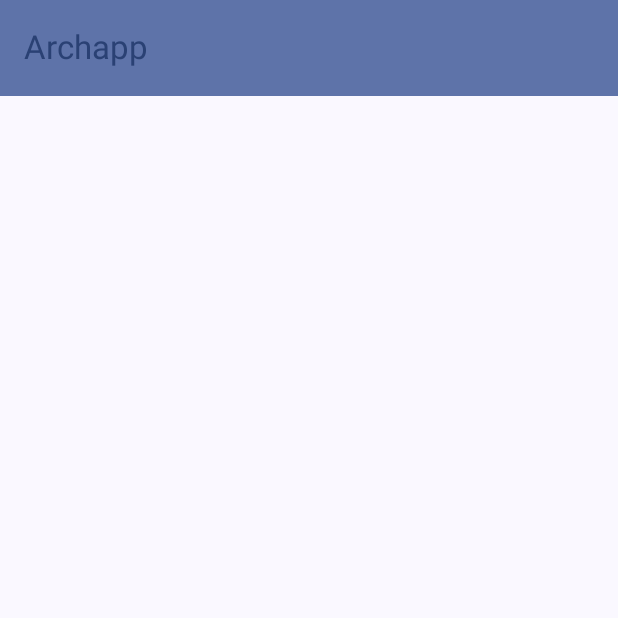
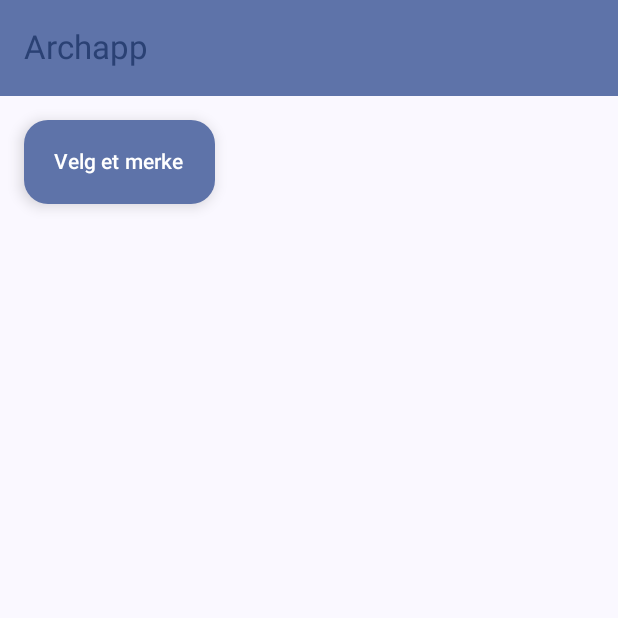
Before and after one commit to erlenste/AppArch2, an Android app built with Jetpack Compose: the screen it shows after launch (MainActivity), on a phone screen of 412 x 824 dp, the top half of it. Run offline under Robolectric (Android 15) with nearby library versions, the phone set to English and light mode, and no system bars.

```diff
--- a/app/build.gradle.kts
+++ b/app/build.gradle.kts
@@ -58,4 +58,8 @@ dependencies {
     debugImplementation(libs.androidx.ui.test.manifest)
 
     implementation("androidx.lifecycle:lifecycle-viewmodel-compose:2.8.5")
+
+    implementation("com.squareup.retrofit2:retrofit:2.9.0")
+    implementation("com.squareup.retrofit2:converter-gson:2.9.0")
+    implementation("com.squareup.okhttp3:logging-interceptor:4.10.0")
 }
--- a/app/src/main/AndroidManifest.xml
+++ b/app/src/main/AndroidManifest.xml
@@ -1,6 +1,8 @@
 <?xml version="1.0" encoding="utf-8"?>
 <manifest xmlns:android="http://schemas.android.com/apk/res/android"
     xmlns:tools="http://schemas.android.com/tools">
+
+    <uses-permission android:name="android.permission.INTERNET"/>
 
     <application
         android:allowBackup="true"
--- a/app/src/main/java/com/itera/erlenste/apparch2/ArchViewModel.kt
+++ b/app/src/main/java/com/itera/erlenste/apparch2/ArchViewModel.kt
@@ -1,7 +1,27 @@
 package com.itera.erlenste.apparch2
 
 import androidx.lifecycle.ViewModel
+import androidx.lifecycle.viewModelScope
+import com.itera.erlenste.apparch2.data.datasource.VehicleDatasource
+import com.itera.erlenste.apparch2.data.model.VehicleResponse
+import com.itera.erlenste.apparch2.data.repository.VehicleRepository
+import kotlinx.coroutines.flow.MutableStateFlow
+import kotlinx.coroutines.flow.StateFlow
+import kotlinx.coroutines.flow.asStateFlow
+import kotlinx.coroutines.launch
 
 class ArchViewModel : ViewModel() {
+
     //TODO: implement viewmodel
+    private val vehicleRepository = VehicleRepository(VehicleDatasource())
+
+    private val _vehicleResponse = MutableStateFlow<VehicleResponse?>(null)
+    val vehicleResponse: StateFlow<VehicleResponse?> = _vehicleResponse.asStateFlow()
+
+
+    fun getVehicleResponse(brand: String) {
+        viewModelScope.launch {
+            _vehicleResponse.value = vehicleRepository.getVehicleResponse(brand)
+        }
+    }
 }
--- a/app/src/main/java/com/itera/erlenste/apparch2/MainActivity.kt
+++ b/app/src/main/java/com/itera/erlenste/apparch2/MainActivity.kt
@@ -1,21 +1,50 @@
 package com.itera.erlenste.apparch2
 
 import android.os.Bundle
+import android.util.Log
 import androidx.activity.ComponentActivity
 import androidx.activity.compose.setContent
 import androidx.activity.enableEdgeToEdge
+import androidx.compose.foundation.background
+import androidx.compose.foundation.layout.Box
+import androidx.compose.foundation.layout.Column
 import androidx.compose.foundation.layout.fillMaxSize
 import androidx.compose.foundation.layout.padding
+import androidx.compose.foundation.lazy.staggeredgrid.LazyVerticalStaggeredGrid
+import androidx.compose.foundation.lazy.staggeredgrid.StaggeredGridCells
+import androidx.compose.foundation.lazy.staggeredgrid.items
+import androidx.compose.material.icons.Icons
+import androidx.compose.material.icons.filled.Add
+import androidx.compose.material.icons.filled.MoreVert
+import androidx.compose.material3.Button
+import androidx.compose.material3.Card
+import androidx.compose.material3.CardDefaults
+import androidx.compose.material3.DropdownMenu
+import androidx.compose.material3.DropdownMenuItem
 import androidx.compose.material3.ExperimentalMaterial3Api
+import androidx.compose.material3.ExtendedFloatingActionButton
+import androidx.compose.material3.Icon
+import androidx.compose.material3.IconButton
 import androidx.compose.material3.MaterialTheme
 import androidx.compose.material3.Scaffold
 import androidx.compose.material3.Text
 import androidx.compose.material3.TopAppBar
 import androidx.compose.material3.TopAppBarDefaults
 import androidx.compose.runtime.Composable
+import androidx.compose.runtime.collectAsState
+import androidx.compose.runtime.getValue
+import androidx.compose.runtime.mutableStateOf
+import androidx.compose.runtime.remember
+import androidx.compose.runtime.setValue
 import androidx.compose.ui.Modifier
+import androidx.compose.ui.graphics.Color
+import androidx.compose.ui.text.font.FontWeight
+import androidx.compose.ui.tooling.preview.Preview
+import androidx.compose.ui.unit.dp
 import androidx.lifecycle.viewmodel.compose.viewModel
+import com.itera.erlenste.apparch2.data.model.Vehicle
 import com.itera.erlenste.apparch2.ui.theme.AppArch2Theme
+import com.itera.erlenste.apparch2.utils.VehicleBrandUtils
 
 class MainActivity : ComponentActivity() {
     override fun onCreate(savedInstanceState: Bundle?) {
@@ -40,7 +69,104 @@ class MainActivity : ComponentActivity() {
 
 @Composable
 fun MainScreen(modifier: Modifier, viewModel: ArchViewModel) {
+    val vehicleResponse by viewModel.vehicleResponse.collectAsState()
 
+    Column(modifier = modifier.fillMaxSize()) {
+        LongBasicDropdownMenu(onValueChange = { viewModel.getVehicleResponse(it) })
+        //Button(onClick = { viewModel.getVehicleResponse("honda") }, modifier = Modifier) { Text("Get Honda Models") }
+        if (vehicleResponse != null && vehicleResponse!!.Results.isNotEmpty()) {
+            Log.i("MainScreen", "VehicleResponse: $vehicleResponse")
+            ResultComponent(modifier = modifier, vehicles = vehicleResponse!!.Results)
+        }
+    }
+}
+
+@Composable
+fun ResultComponent(modifier: Modifier, vehicles: List<Vehicle>) {
+    LazyVerticalStaggeredGrid(columns = StaggeredGridCells.Fixed(3), modifier = Modifier) {
+        items(vehicles) { vehicle ->
+            VehicleCard(modifier, vehicle)
+        }
+    }
+}
+
+@Composable
+fun VehicleCard(modifier: Modifier, vehicle: Vehicle) {
+    Card(modifier = Modifier.padding(8.dp), elevation = CardDefaults.cardElevation(8.dp)) {
+        Column(Modifier.padding(8.dp)) {
+            Text(
+                modifier = Modifier.padding(2.dp),
+                text = vehicle.Make_Name,
+                fontWeight = FontWeight.Bold
+            )
+            Text(modifier = Modifier.padding(2.dp), text = vehicle.Model_Name)
+        }
+    }
+}
+
+@Composable
+fun LongBasicDropdownMenu(onValueChange: (String) -> Unit = {}) {
+    var expanded by remember { mutableStateOf(false) }
+    val brands = VehicleBrandUtils().getBrands()
+
+    Box(
+        modifier = Modifier
+            .padding(16.dp)
+    ) {
+        ExtendedFloatingActionButton(onClick = { expanded = !expanded }) {
+            Text("Velg et merke")
+        }
+        DropdownMenu(
+            expanded = expanded,
+            onDismissRequest = { expanded = false }
+        ) {
+            brands.forEach { option ->
+                DropdownMenuItem(
+                    text = { Text(option) },
+                    onClick = {
+                        onValueChange(option)
+                    }
+                )
+            }
+        }
+    }
+}
+
+@Preview(showBackground = true)
+@Composable
+fun PreviewResultComponent() {
+    val vehicles = listOf(
+        Vehicle(1, "Awesome", 10, "CoolModel"),
+        Vehicle(2, "IN2000", 20, "SmartModel"),
+        Vehicle(3, "WOW", 30, "WowModel"),
+        Vehicle(4, "Cool", 40, "Beans")
+    )
+    AppArch2Theme {
+        ResultComponent(
+            modifier = Modifier, vehicles = vehicles
+        )
+    }
+}
+
+@Preview(showBackground = true)
+@Composable
+fun PreviewVehicleCard() {
+    val vehicle = Vehicle(1, "Awesome", 10, "CoolModel")
+    AppArch2Theme {
+        VehicleCard(
+            modifier = Modifier, vehicle = vehicle
+        )
+    }
+}
+
+@Preview(showBackground = true)
+@Composable
+fun PreviewLongBasicDropdownMenu() {
+    AppArch2Theme {
+        LongBasicDropdownMenu(
+            onValueChange = {}
+        )
+    }
 }
 
 
--- /dev/null
+++ b/app/src/main/java/com/itera/erlenste/apparch2/data/api/VehicleApi.kt
@@ -0,0 +1,12 @@
+package com.itera.erlenste.apparch2.data.api
+
+import com.itera.erlenste.apparch2.data.model.VehicleResponse
+import retrofit2.Response
+import retrofit2.http.GET
+import retrofit2.http.Url
+
+interface VehicleApi {
+
+    @GET
+    suspend fun getModels(@Url url: String) : Response<VehicleResponse>
+}
--- /dev/null
+++ b/app/src/main/java/com/itera/erlenste/apparch2/data/model/Vehicle.kt
@@ -0,0 +1,3 @@
+package com.itera.erlenste.apparch2.data.model
+
+data class Vehicle(val Make_ID: Int, val Make_Name: String, val Model_ID: Int, val Model_Name: String)
--- /dev/null
+++ b/app/src/main/java/com/itera/erlenste/apparch2/data/model/VehicleResponse.kt
@@ -0,0 +1,3 @@
+package com.itera.erlenste.apparch2.data.model
+
+data class VehicleResponse(val Count: Int, val Message: String, val SearchCriteria: String, val Results: List<Vehicle>)
--- /dev/null
+++ b/app/src/main/java/com/itera/erlenste/apparch2/data/repository/VehicleRepository.kt
@@ -0,0 +1,11 @@
+package com.itera.erlenste.apparch2.data.repository
+
+import com.itera.erlenste.apparch2.data.datasource.VehicleDatasource
+import com.itera.erlenste.apparch2.data.model.VehicleResponse
+
+class VehicleRepository(private val vehicleDatasource: VehicleDatasource) {
+
+    suspend fun getVehicleResponse(brand: String): VehicleResponse? {
+        return vehicleDatasource.getVehicleResponse(brand)
+    }
+}
--- /dev/null
+++ b/app/src/main/java/com/itera/erlenste/apparch2/utils/VehicleBrandUtils.kt
@@ -0,0 +1,35 @@
+package com.itera.erlenste.apparch2.utils
+
+import okhttp3.internal.immutableListOf
+
+open class VehicleBrandUtils {
+
+    open fun getBrands(): List<String> {
+        val brands = immutableListOf(
+            "audi",
+            "alfa-romeo",
+            "bmw",
+            "chevrolet",
+            "chrysler",
+            "citroen",
+            "dodge",
+            "ferrari",
+            "ford",
+            "honda",
+            "hyundai",
+            "jaguar",
+            "kia",
+            "land-rover",
+            "lotus",
+            "mercedes-benz",
+            "maserati",
+            "mazda",
+            "nissan",
+            "opel",
+            "subaru",
+            "suzuki",
+            "tesla",
+        )
+        return brands
+    }
+}
```
Also changed, not shown: app/src/main/java/com/itera/erlenste/apparch2/data/Retrofit.kt (added, +29 -0 lines), app/src/main/java/com/itera/erlenste/apparch2/data/datasource/VehicleDatasource.kt (added, +23 -0 lines).
